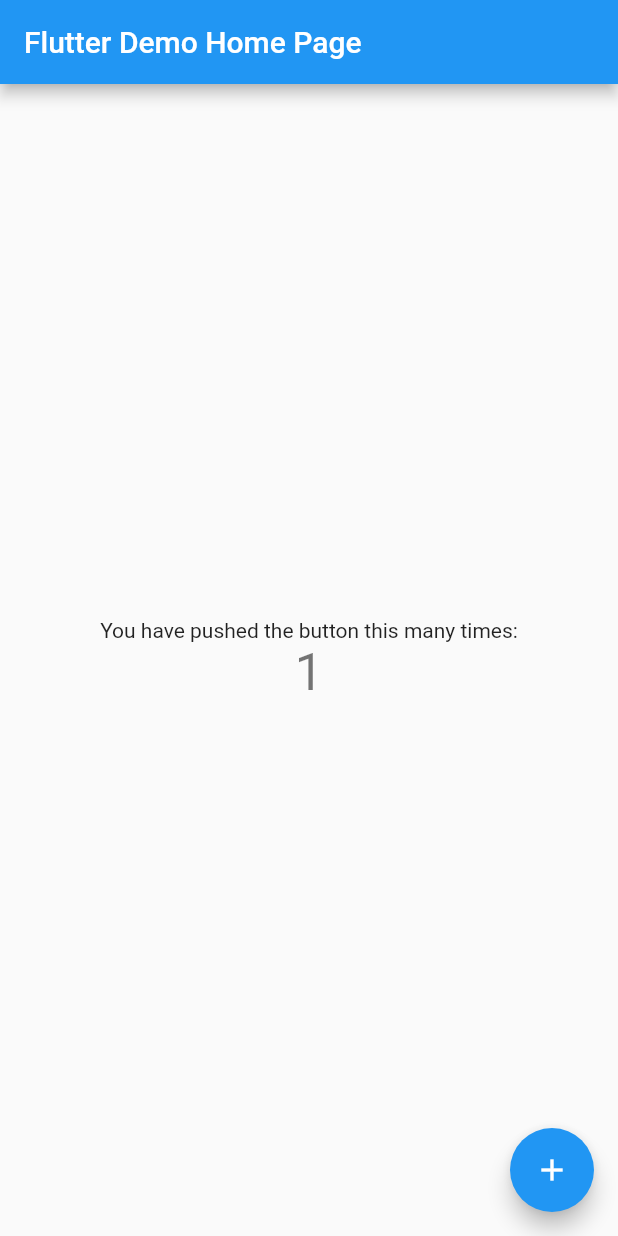
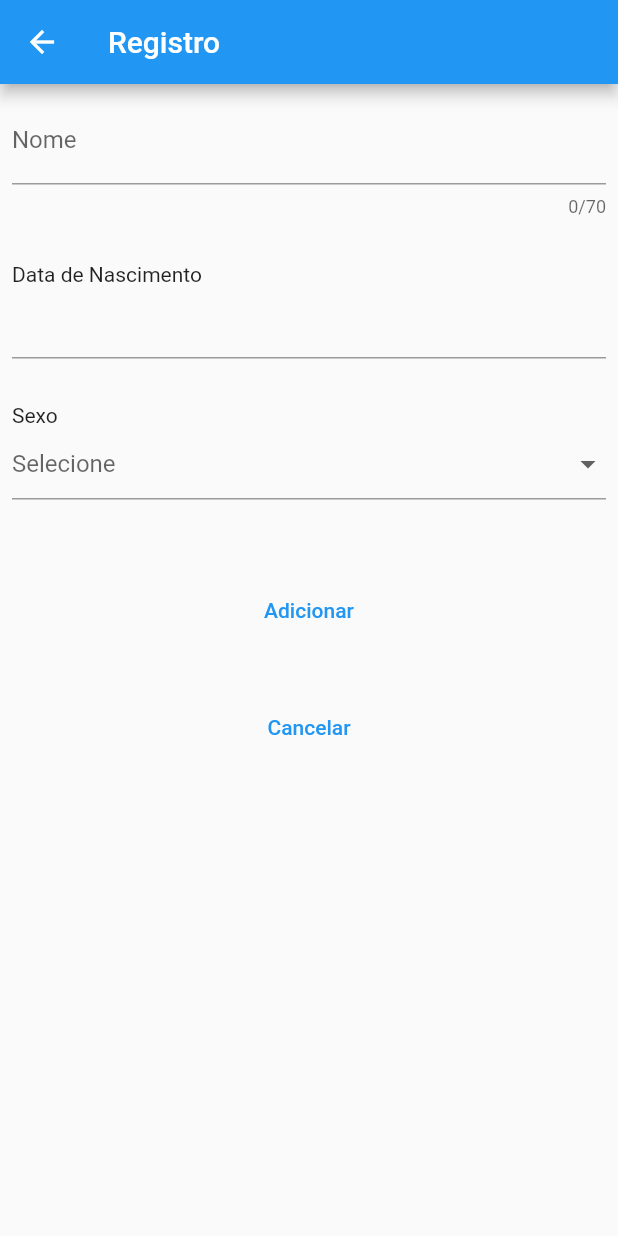
Before and after one commit to lcsmil/simple-personal-information-registration, a Flutter app: the screen it shows after launch, after a tap on the "add" icon, on a phone screen of 412 x 824 dp. Run offline on Flutter 3.47's test engine with Material 2 defaults, Android fonts, the phone set to English and light mode, and no system bars; drawn by our look-alikes of datetime_picker_formfield; our stand-ins replace shared_preferences.

Commit message:
added code

```diff
--- a/lib/main.dart
+++ b/lib/main.dart
@@ -1,117 +1,21 @@
 import 'package:flutter/material.dart';
+import 'package:simple_personal_information_registration/module/presentation/registered_users_page.dart';
 
 void main() {
   runApp(MyApp());
 }
 
 class MyApp extends StatelessWidget {
-  // This widget is the root of your application.
   @override
   Widget build(BuildContext context) {
     return MaterialApp(
-      title: 'Flutter Demo',
+      debugShowCheckedModeBanner: false,
+      title: 'Flutter Registration App',
       theme: ThemeData(
-        // This is the theme of your application.
-        //
-        // Try running your application with "flutter run". You'll see the
-        // application has a blue toolbar. Then, without quitting the app, try
-        // changing the primarySwatch below to Colors.green and then invoke
-        // "hot reload" (press "r" in the console where you ran "flutter run",
-        // or simply save your changes to "hot reload" in a Flutter IDE).
-        // Notice that the counter didn't reset back to zero; the application
-        // is not restarted.
         primarySwatch: Colors.blue,
-        // This makes the visual density adapt to the platform that you run
-        // the app on. For desktop platforms, the controls will be smaller and
-        // closer together (more dense) than on mobile platforms.
         visualDensity: VisualDensity.adaptivePlatformDensity,
       ),
-      home: MyHomePage(title: 'Flutter Demo Home Page'),
+      home: RegisteredUsersPage(),
     );
   }
 }
-
-class MyHomePage extends StatefulWidget {
-  MyHomePage({Key key, this.title}) : super(key: key);
-
-  // This widget is the home page of your application. It is stateful, meaning
-  // that it has a State object (defined below) that contains fields that affect
-  // how it looks.
-
-  // This class is the configuration for the state. It holds the values (in this
-  // case the title) provided by the parent (in this case the App widget) and
-  // used by the build method of the State. Fields in a Widget subclass are
-  // always marked "final".
-
-  final String title;
-
-  @override
-  _MyHomePageState createState() => _MyHomePageState();
-}
-
-class _MyHomePageState extends State<MyHomePage> {
-  int _counter = 0;
-
-  void _incrementCounter() {
-    setState(() {
-      // This call to setState tells the Flutter framework that something has
-      // changed in this State, which causes it to rerun the build method below
-      // so that the display can reflect the updated values. If we changed
-      // _counter without calling setState(), then the build method would not be
-      // called again, and so nothing would appear to happen.
-      _counter++;
-    });
-  }
-
-  @override
-  Widget build(BuildContext context) {
-    // This method is rerun every time setState is called, for instance as done
-    // by the _incrementCounter method above.
-    //
-    // The Flutter framework has been optimized to make rerunning build methods
-    // fast, so that you can just rebuild anything that needs updating rather
-    // than having to individually change instances of widgets.
-    return Scaffold(
-      appBar: AppBar(
-        // Here we take the value from the MyHomePage object that was created by
-        // the App.build method, and use it to set our appbar title.
-        title: Text(widget.title),
-      ),
-      body: Center(
-        // Center is a layout widget. It takes a single child and positions it
-        // in the middle of the parent.
-        child: Column(
-          // Column is also a layout widget. It takes a list of children and
-          // arranges them vertically. By default, it sizes itself to fit its
-          // children horizontally, and tries to be as tall as its parent.
-          //
-          // Invoke "debug painting" (press "p" in the console, choose the
-          // "Toggle Debug Paint" action from the Flutter Inspector in Android
-          // Studio, or the "Toggle Debug Paint" command in Visual Studio Code)
-          // to see the wireframe for each widget.
-          //
-          // Column has various properties to control how it sizes itself and
-          // how it positions its children. Here we use mainAxisAlignment to
-          // center the children vertically; the main axis here is the vertical
-          // axis because Columns are vertical (the cross axis would be
-          // horizontal).
-          mainAxisAlignment: MainAxisAlignment.center,
-          children: <Widget>[
-            Text(
-              'You have pushed the button this many times:',
-            ),
-            Text(
-              '$_counter',
-              style: Theme.of(context).textTheme.headline4,
-            ),
-          ],
-        ),
-      ),
-      floatingActionButton: FloatingActionButton(
-        onPressed: _incrementCounter,
-        tooltip: 'Increment',
-        child: Icon(Icons.add),
-      ), // This trailing comma makes auto-formatting nicer for build methods.
-    );
-  }
-}
--- /dev/null
+++ b/lib/module/entitie/user.dart
@@ -0,0 +1,36 @@
+import 'dart:convert';
+
+class User {
+  String name;
+  String age;
+  String gender;
+
+  User({
+    this.name,
+    this.age,
+    this.gender,
+  });
+
+  factory User.fromJson(Map<String, dynamic> json) {
+    return User(
+      name: json['name'] ?? '',
+      age: json['age'] ?? '',
+      gender: json['gender'] ?? '',
+    );
+  }
+
+  static Map<String, dynamic> toMap(User user) => {
+        'name': user.name,
+        'age': user.age,
+        'gender': user.gender,
+      };
+
+  static String encode(List<User> users) => json.encode(
+        users.map<Map<String, dynamic>>((user) => User.toMap(user)).toList(),
+      );
+
+  static List<User> decode(String users) =>
+      (json.decode(users) as List<dynamic>)
+          .map<User>((item) => User.fromJson(item))
+          .toList();
+}
--- /dev/null
+++ b/lib/module/presentation/registered_users_page.dart
@@ -0,0 +1,102 @@
+import 'package:flutter/material.dart';
+import 'package:shared_preferences/shared_preferences.dart';
+import 'package:simple_personal_information_registration/module/entitie/user.dart';
+import 'package:simple_personal_information_registration/module/presentation/user_registration_page.dart';
+
+class RegisteredUsersPage extends StatefulWidget {
+  @override
+  _RegisteredUsersPageState createState() => _RegisteredUsersPageState();
+}
+
+class _RegisteredUsersPageState extends State<RegisteredUsersPage> {
+  List<User> _users;
+
+  @override
+  void initState() {
+    super.initState();
+    _users = [];
+    _loadUsers();
+  }
+
+  Future<Null> _loadUsers() async {
+    final String usersFetched = await getListData('user');
+    if (usersFetched != null) {
+      final List<User> users = User.decode(usersFetched);
+      setState(() {
+        _users = users;
+      });
+    }
+  }
+
+  @override
+  Widget build(BuildContext context) {
+    return Scaffold(
+      appBar: AppBar(
+        title: Text("Lista de Registros"),
+        centerTitle: true,
+      ),
+      body: Padding(
+        padding: const EdgeInsets.all(8.0),
+        child: ListView.separated(
+          padding: const EdgeInsets.all(8),
+          separatorBuilder: (context, index) => SizedBox(height: 30),
+          itemCount: _users.length,
+          itemBuilder: (BuildContext context, int index) {
+            return InkWell(
+              onTap: () => _showDialog(context, _users[index]),
+              child: Card(
+                color: Colors.grey[300],
+                child: Padding(
+                  padding: const EdgeInsets.all(8.0),
+                  child: Column(
+                    children: [
+                      Text('Nome: ${_users[index].name}'),
+                      SizedBox(height: 10),
+                      Text('Idade: ${_users[index].age}')
+                    ],
+                  ),
+                ),
+              ),
+            );
+          },
+        ),
+      ),
+      floatingActionButton: FloatingActionButton(
+        child: Icon(Icons.add),
+        onPressed: () {
+          Navigator.push(
+            context,
+            MaterialPageRoute(builder: (context) => UserRegistrationPage()),
+          );
+        },
+      ),
+    );
+  }
+}
+
+Future<String> getListData(String key) async {
+  SharedPreferences myPrefs = await SharedPreferences.getInstance();
+  return myPrefs.getString(key);
+}
+
+Future<void> _showDialog(BuildContext context, User user) async {
+  return showDialog<void>(
+    context: context,
+    barrierDismissible: false, // user must tap button!
+    builder: (BuildContext context) {
+      return AlertDialog(
+        title: const Text('O que deseja fazer?'),
+        actions: <Widget>[
+          TextButton(
+            child: const Text('Editar'),
+            onPressed: () => UserRegistrationPage(userData: user),
+          ),
+          TextButton(
+            child: const Text('Remover'),
+            onPressed: () => Navigator.pop(context),
+          ),
+        ],
+      );
+    },
+  );
+}
--- /dev/null
+++ b/lib/module/presentation/user_registration_page.dart
@@ -0,0 +1,217 @@
+import 'package:flutter/material.dart';
+import 'package:shared_preferences/shared_preferences.dart';
+import 'package:simple_personal_information_registration/module/entitie/user.dart';
+import 'package:datetime_picker_formfield/datetime_picker_formfield.dart';
+import 'package:intl/intl.dart';
+
+class UserRegistrationPage extends StatefulWidget {
+  UserRegistrationPage({this.userData});
+
+  final User userData;
+
+  @override
+  _UserRegistrationPageState createState() => _UserRegistrationPageState();
+}
+
+class _UserRegistrationPageState extends State<UserRegistrationPage> {
+  var _genderTypes = ['Masculino', 'Feminino', 'Indiferente'];
+  String _selectedItem;
+  Map<String, String> _registrationObject = Map<String, String>();
+  AutovalidateMode _autovalidate = AutovalidateMode.disabled;
+  final GlobalKey<FormState> _key = GlobalKey<FormState>();
+
+  @override
+  Widget build(BuildContext context) {
+    return Scaffold(
+      appBar: AppBar(title: Text("Registro")),
+      body: Padding(
+        padding: const EdgeInsets.all(8.0),
+        child: SingleChildScrollView(
+          child: Form(
+            autovalidateMode: _autovalidate,
+            key: _key,
+            child: Container(
+              alignment: Alignment.center,
+              child: Column(
+                children: <Widget>[
+                  _buildNameField,
+                  SizedBox(height: 30),
+                  _buildAgeField,
+                  SizedBox(height: 30),
+                  Align(
+                    alignment: Alignment.centerLeft,
+                    child: Text('Sexo'),
+                  ),
+                  _buildGenderField,
+                  SizedBox(height: 50),
+                  TextButton(
+                    child: Text('Adicionar'),
+                    onPressed: _doRegister,
+                  ),
+                  SizedBox(height: 30),
+                  TextButton(
+                    child: Text('Cancelar'),
+                    onPressed: () => _showDialog(context),
+                  ),
+                ],
+              ),
+            ),
+          ),
+        ),
+      ),
+    );
+  }
+
+  Widget get _buildNameField {
+    return TextFormField(
+      decoration: InputDecoration(labelText: "Nome"),
+      onSaved: (String val) => _registrationObject['name'] = val,
+      maxLength: 70,
+      validator: (String value) {
+        if (value == null) {
+          return "O campo não pode estar vazio";
+        } else {
+          return null;
+        }
+      },
+    );
+  }
+
+  Widget get _buildAgeField {
+    final format = DateFormat("dd/MM/yyyy");
+    return Column(
+      crossAxisAlignment: CrossAxisAlignment.start,
+      children: [
+        Text('Data de Nascimento'),
+        DateTimeField(
+          format: format,
+          validator: (DateTime value) {
+            if (value == null) {
+              return "O campo não pode estar vazio";
+            } else {
+              return null;
+            }
+          },
+          onSaved: (DateTime val) {
+            _registrationObject['birthday'] = calculateAge(val).toString();
+          },
+          onShowPicker: (context, currentValue) {
+            return showDatePicker(
+                context: context,
+                firstDate: DateTime(1900),
+                initialDate: currentValue ?? DateTime.now(),
+                lastDate: DateTime(2100));
+          },
+        ),
+      ],
+    );
+  }
+
+  calculateAge(DateTime birthDate) {
+    DateTime currentDate = DateTime.now();
+    int age = currentDate.year - birthDate.year;
+    int month1 = currentDate.month;
+    int month2 = birthDate.month;
+    if (month2 > month1) {
+      age--;
+    } else if (month1 == month2) {
+      int day1 = currentDate.day;
+      int day2 = birthDate.day;
+      if (day2 > day1) {
+        age--;
+      }
+    }
+    return age;
+  }
+
+  Widget get _buildGenderField {
+    return DropdownButtonFormField(
+      value: _selectedItem,
+      hint: Text(
+        'Selecione',
+      ),
+      isExpanded: true,
+      onChanged: (value) {
+        setState(() {
+          _selectedItem = value;
+        });
+      },
+      onSaved: (String val) => _registrationObject['gender'] = val,
+      validator: (String value) {
+        if (value == null) {
+          return "O campo não pode estar vazio";
+        } else {
+          return null;
+        }
+      },
+      items: _genderTypes.map((String val) {
+        return DropdownMenuItem(
+          value: val,
+          child: Text(
+            val,
+          ),
+        );
+      }).toList(),
+    );
+  }
+
+  void _doRegister() {
+    setState(() => _autovalidate = AutovalidateMode.onUserInteraction);
+    if (_key.currentState.validate()) {
+      _key.currentState.save();
+      _writeData();
+      Navigator.pop(context);
+    }
+  }
+
+  void _writeData() async {
+    List<User> user = [
+      User(
+        name: _registrationObject['name'],
+        age: _registrationObject['birthday'],
+        gender: _registrationObject['gender'],
+      )
+    ];
+
+    final String encodedData = User.encode(user);
+    setListData('user', encodedData);
+  }
+}
+
+setListData(String key, String value) async {
+  SharedPreferences myPrefs = await SharedPreferences.getInstance();
+  myPrefs.setString(key, value);
+}
+
+Future<void> _showDialog(BuildContext context) async {
+  return showDialog<void>(
+    context: context,
+    barrierDismissible: false, // user must tap button!
+    builder: (BuildContext context) {
+      return AlertDialog(
+        title: const Text('Cancelar'),
+        content: SingleChildScrollView(
+          child: ListBody(
+            children: const <Widget>[
+              Text('Deseja realmente cancelar o cadastro?'),
+            ],
+          ),
+        ),
+        actions: <Widget>[
+          TextButton(
+            child: const Text('Sim'),
+            onPressed: () {
+              Navigator.of(context).popUntil((route) => route.isFirst);
+            },
+          ),
+          TextButton(
+            child: const Text('Não'),
+            onPressed: () {
+              Navigator.of(context).pop();
+            },
+          ),
+        ],
+      );
+    },
+  );
+}
--- a/pubspec.yaml
+++ b/pubspec.yaml
@@ -21,6 +21,8 @@ environment:
   sdk: ">=2.7.0 <3.0.0"
 
 dependencies:
+  shared_preferences: ^2.0.6
+  datetime_picker_formfield: ^2.0.0
   flutter:
     sdk: flutter
 
```
Also changed, not shown: pubspec.lock, 2 other files.
